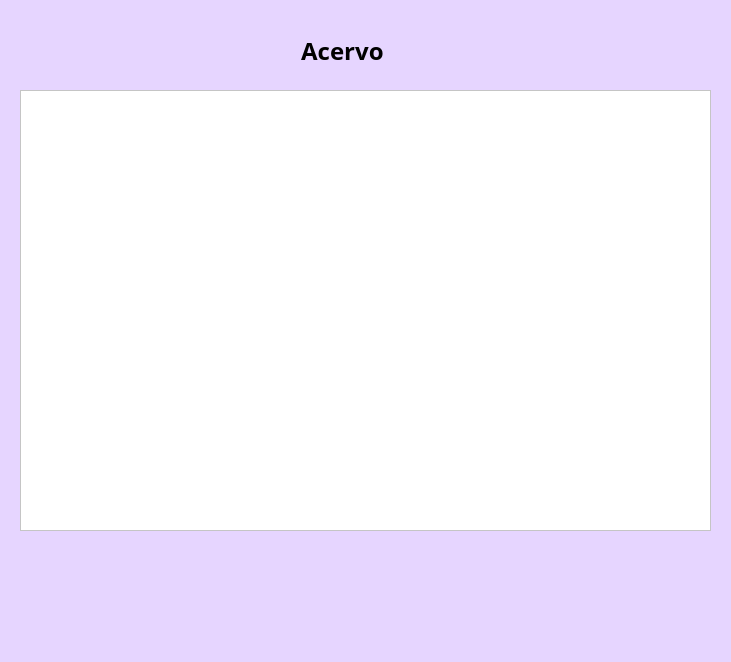
Qt form proj_cadastro/acervo.ui (meninamaria/projeto-livraria) before a commit.
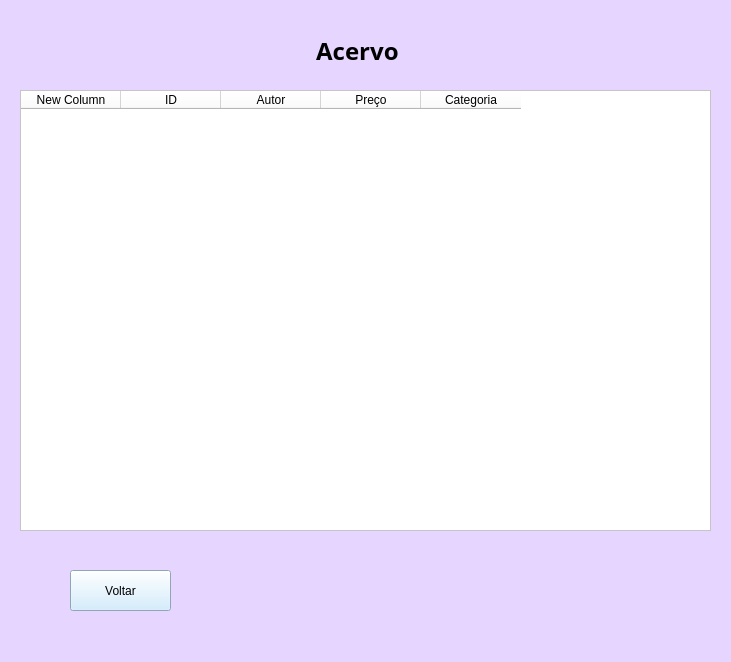
The same form after that commit.

Commit message: alterar tabela e add botao voltar

```diff
--- a/proj_cadastro/acervo.ui
+++ b/proj_cadastro/acervo.ui
@@ -22,7 +22,7 @@
      <rect>
       <x>0</x>
       <y>30</y>
-      <width>691</width>
+      <width>721</width>
       <height>41</height>
      </rect>
     </property>
@@ -40,10 +40,10 @@
      <string>Acervo </string>
     </property>
     <property name="textFormat">
-     <enum>AutoText</enum>
+     <enum>Qt::TextFormat::AutoText</enum>
     </property>
     <property name="alignment">
-     <set>AlignCenter</set>
+     <set>Qt::AlignmentFlag::AlignCenter</set>
     </property>
    </widget>
    <widget class="QTableWidget" name="tabela_livros">
@@ -57,6 +57,47 @@
     </property>
     <property name="styleSheet">
      <string notr="true">background-color: rgb(255, 255, 255);</string>
+    </property>
+    <column>
+     <property name="text">
+      <string>New Column</string>
+     </property>
+    </column>
+    <column>
+     <property name="text">
+      <string>ID</string>
+     </property>
+    </column>
+    <column>
+     <property name="text">
+      <string>Autor</string>
+     </property>
+    </column>
+    <column>
+     <property name="text">
+      <string>Preço</string>
+     </property>
+    </column>
+    <column>
+     <property name="text">
+      <string>Categoria</string>
+     </property>
+    </column>
+   </widget>
+   <widget class="QPushButton" name="bt_voltar">
+    <property name="geometry">
+     <rect>
+      <x>70</x>
+      <y>570</y>
+      <width>101</width>
+      <height>41</height>
+     </rect>
+    </property>
+    <property name="styleSheet">
+     <string notr="true">background-color: rgb(201, 233, 255);</string>
+    </property>
+    <property name="text">
+     <string>Voltar</string>
     </property>
    </widget>
   </widget>
```
The commit also changes 1 other file.
